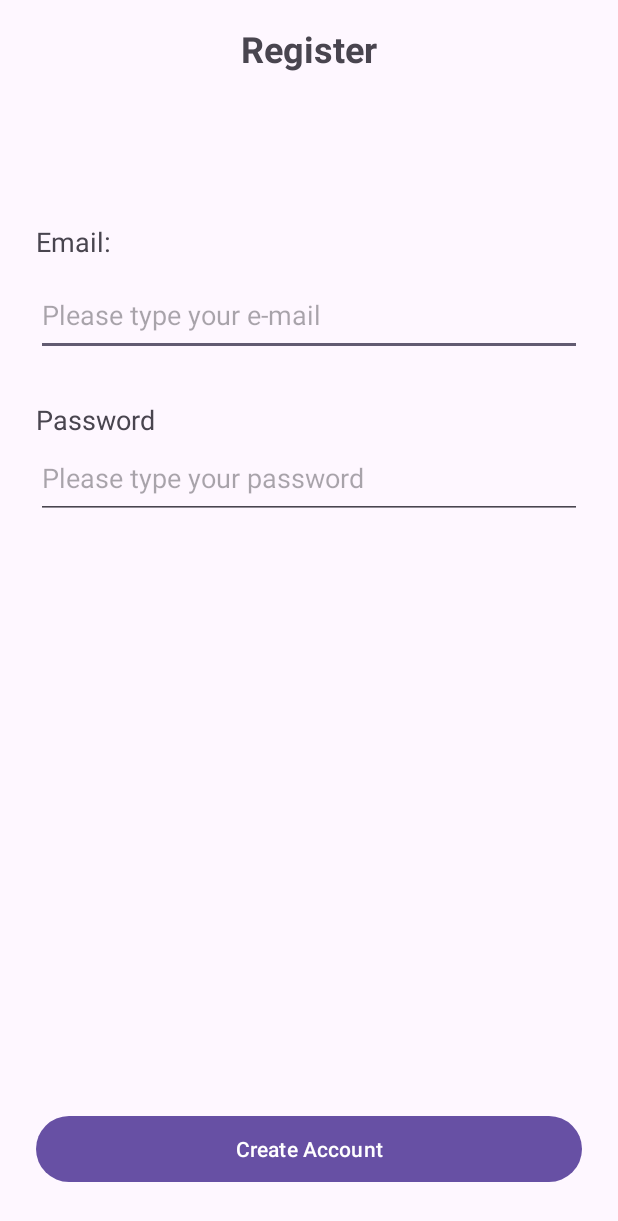
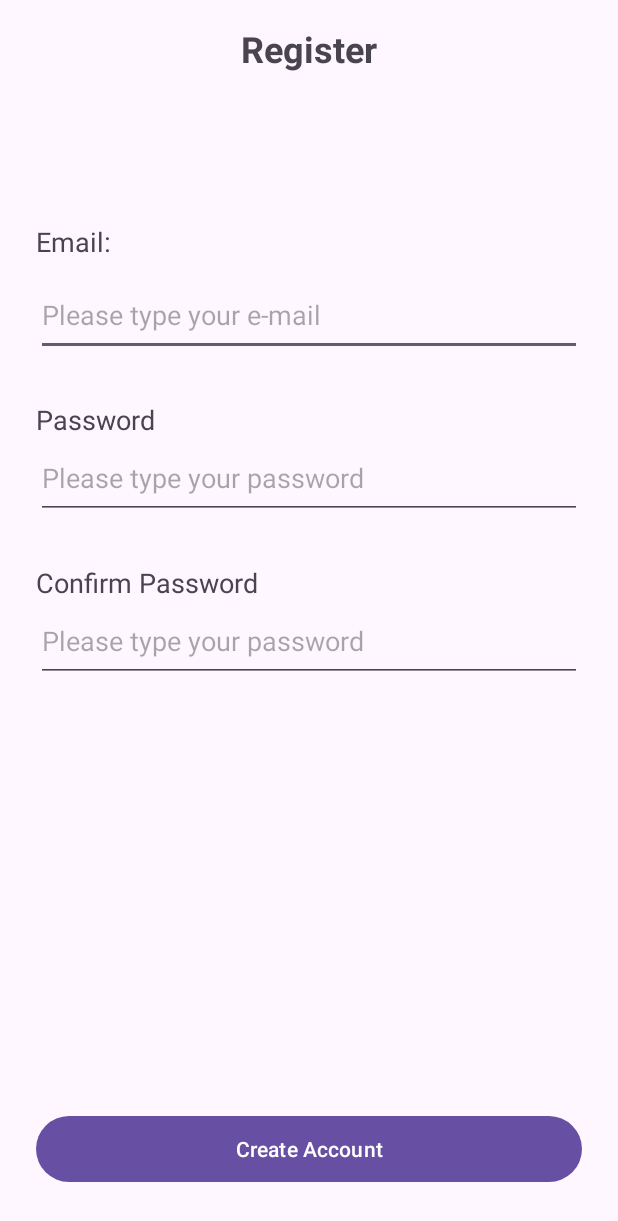
Before and after one commit to chkaradimitriou/PharmacyApp, an Android app: the RegisterActivity screen opened directly, with no data from a screen before it, after a tap on "Create Account", on a phone screen of 412 x 824 dp. Shown: the top 1221 px of the screen. Run offline under Robolectric (Android 15) with nearby library versions, the phone set to English and light mode, and no system bars; our stand-ins replace Firebase (no records; nobody signed in at launch, a user with empty details on screens opened directly), data binding.

Commit message:
Add confirm password

```diff
--- a/app/src/main/java/com/ckaradimitriou/pharmacyapp/ui/register/RegisterActivity.java
+++ b/app/src/main/java/com/ckaradimitriou/pharmacyapp/ui/register/RegisterActivity.java
@@ -33,7 +33,15 @@ public class RegisterActivity extends AppCompatActivity {
         binding.createAccountBtn.setOnClickListener(view -> {
             String email = binding.emailEditTxt.getText().toString();
             String password = binding.passwordEditTxt.getText().toString();
-            viewModel.registerNewUserWithCredentials(email, password);
+            String confirmPassword = binding.confirmPasswordEditTxt.getText().toString();
+
+            if (password.equals(confirmPassword)) {
+                viewModel.registerNewUserWithCredentials(email, password);
+            } else {
+                Toast.makeText(this,
+                        getString(R.string.register_password_error_message),
+                        Toast.LENGTH_SHORT).show();
+            }
         });
 
         viewModel.userHasBeenCreated.observe(this, userHasBeenCreated -> {
--- a/app/src/main/res/layout/activity_register.xml
+++ b/app/src/main/res/layout/activity_register.xml
@@ -63,6 +63,26 @@
             app:layout_constraintStart_toStartOf="parent"
             app:layout_constraintTop_toBottomOf="@id/passwordTxtView" />
 
+        <TextView
+            android:id="@+id/confirmPasswordTxtView"
+            android:layout_width="wrap_content"
+            android:layout_height="wrap_content"
+            android:layout_marginTop="@dimen/dimen_30"
+            android:text="@string/confirm_password"
+            android:textSize="@dimen/text_18"
+            app:layout_constraintStart_toStartOf="parent"
+            app:layout_constraintTop_toBottomOf="@id/passwordEditTxt" />
+
+        <EditText
+            android:id="@+id/confirmPasswordEditTxt"
+            android:layout_width="match_parent"
+            android:layout_height="@dimen/dimen_54"
+            android:hint="@string/password_input_hint"
+            android:inputType="textPassword"
+            app:layout_constraintEnd_toEndOf="parent"
+            app:layout_constraintStart_toStartOf="parent"
+            app:layout_constraintTop_toBottomOf="@id/confirmPasswordTxtView" />
+
         <Button
             android:id="@+id/createAccountBtn"
             android:layout_width="match_parent"
--- a/app/src/main/res/values/strings.xml
+++ b/app/src/main/res/values/strings.xml
@@ -13,9 +13,11 @@
     <!-- Register Screen-->
     <string name="email_input_hint">Please type your e-mail</string>
     <string name="password">Password</string>
+    <string name="confirm_password">Confirm Password</string>
     <string name="password_input_hint">Please type your password</string>
     <string name="create_account">Create Account</string>
     <string name="register_error_message">User has not been created. Try again</string>
+    <string name="register_password_error_message">Your passwords do not match.</string>
 
     <!-- Login Screen-->
     <string name="login_error_message">Wrong Credentials. Try again</string>
```
Also changed, not shown: app/src/main/java/com/ckaradimitriou/pharmacyapp/ui/editusername/EditUsernameActivity.java (+7 -0 lines), app/src/main/java/com/ckaradimitriou/pharmacyapp/ui/editusername/EditUsernameViewModel.java (+25 -0 lines).
